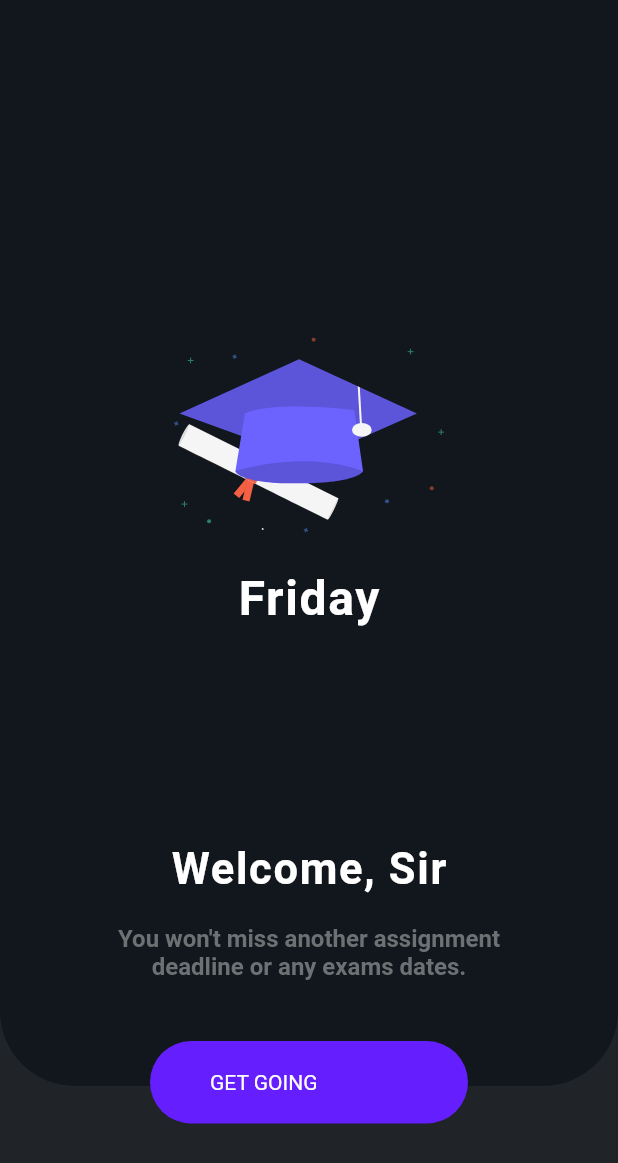
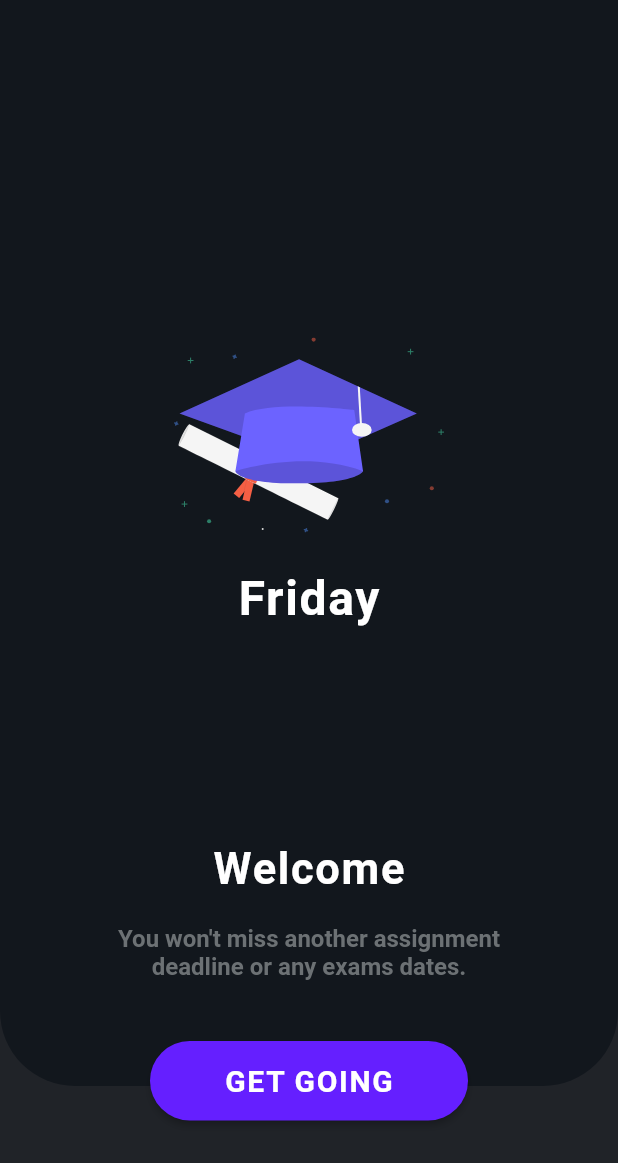
Before and after one commit to avinashkranjan/Friday, a Flutter app: the WelcomeScreen screen opened directly, on a phone screen of 412 x 824 dp. Shown: the top 1163 px of the screen. Run offline on Flutter 3.47's test engine with Material 2 defaults, Android fonts, the phone set to English and light mode, and no system bars; our stand-ins replace cloud_firestore, firebase_auth, firebase_core, flutter_icons, flutter_svg, fluttertoast; accounts and stored records are empty.

Commit message:
Fixes Recent Homeworks Overflow Error & Modifies Welcome Screen

```diff
--- a/lib/screens/welcome_screen.dart
+++ b/lib/screens/welcome_screen.dart
@@ -67,7 +67,7 @@ class _WelcomeScreenState extends State<WelcomeScreen> {
               child: Column(
                 children: <Widget>[
                   Text(
-                    "Welcome, Sir",
+                    "Welcome",
                     style: TextStyle(
                       color: Colors.white,
                       fontSize: 29.0,
@@ -89,33 +89,27 @@ class _WelcomeScreenState extends State<WelcomeScreen> {
               top: MediaQuery.of(context).size.height - 130,
               left: 100.0,
               right: 100.0,
-                child: GestureDetector(
-                  onTap: () {
+              child: RaisedButton(
+                color: Theme.of(context).accentColor,
+                shape: StadiumBorder(),
+                padding: EdgeInsets.symmetric(vertical: 15),
+                onPressed: () {
                   Navigator.push(
                     context,
                     MaterialPageRoute(builder: (_) => LoginPage()),
                   );
                 },
-                  child: Container(
-                    width: 150.0,
-                    height: 55.0,
-                    padding: EdgeInsets.only(left: 40.0),
-                    decoration: BoxDecoration(
-                      borderRadius: BorderRadius.circular(50.0),
-                      color: Theme.of(context).accentColor,
-                    ),
-                    child: Row(
-                      children: <Widget>[
-                        Text(
+                child: Text(
                   "GET GOING",
                   style: TextStyle(
                     color: Colors.white,
+                    fontSize: 20,
+                    fontWeight: FontWeight.bold,
+                    letterSpacing: 1.1,
                   ),
                 ),
-                      ],
               ),
             ),
-                )),
           ],
         ),
       ),
--- a/lib/widgets/recents_homeworks.dart
+++ b/lib/widgets/recents_homeworks.dart
@@ -24,7 +24,6 @@ class _RecentHomeworksState extends State<RecentHomeworks> {
             Container(
               margin: EdgeInsets.only(bottom: 30.0),
               padding: EdgeInsets.fromLTRB(20.0, 20.0, 10.0, 10.0),
-              height: 100.0,
               width: MediaQuery.of(context).size.width - 70,
               decoration: BoxDecoration(
                 color: kCardColor,
@@ -39,14 +38,15 @@ class _RecentHomeworksState extends State<RecentHomeworks> {
                     children: <Widget>[
                       Container(
                         width: 100,
-                        child:Text(
-                        homework.title,
-                        style: TextStyle(
-                          color: Colors.white,
-                          fontSize: 18.0,
-                          fontWeight: FontWeight.w500,
+                        child: Text(
+                          homework.title,
+                          style: TextStyle(
+                            color: Colors.white,
+                            fontSize: 18.0,
+                            fontWeight: FontWeight.w500,
+                          ),
                         ),
-                      ),),
+                      ),
                       SizedBox(height: 15.0),
                       Row(
                         children: <Widget>[
```
Lines whose indentation alone changed are shown as unchanged.
